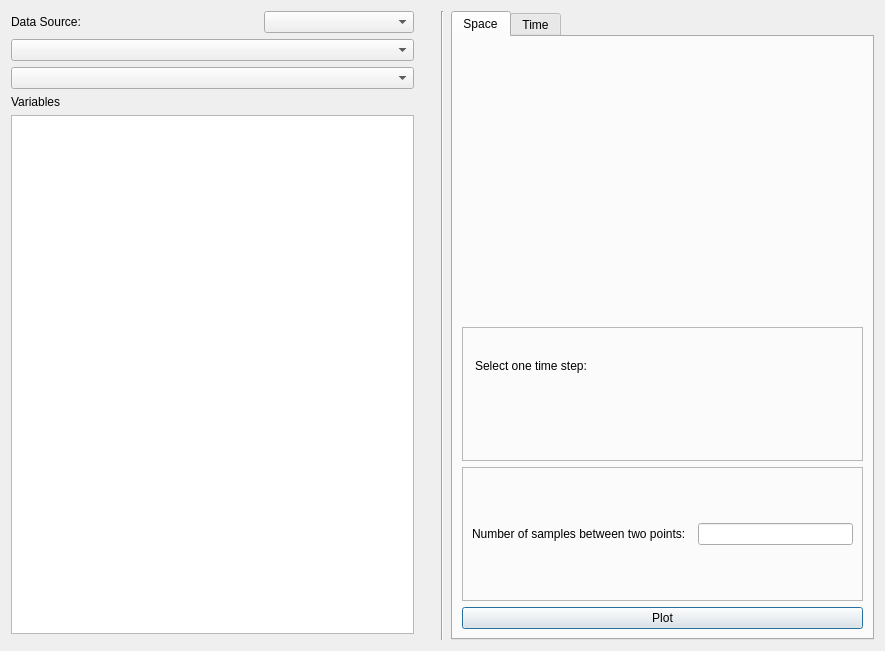
This is apps/vaporgui/plotWindow.ui in StasJ/vapor-formatted as Qt 5 draws it before an edit. The edited form follows.
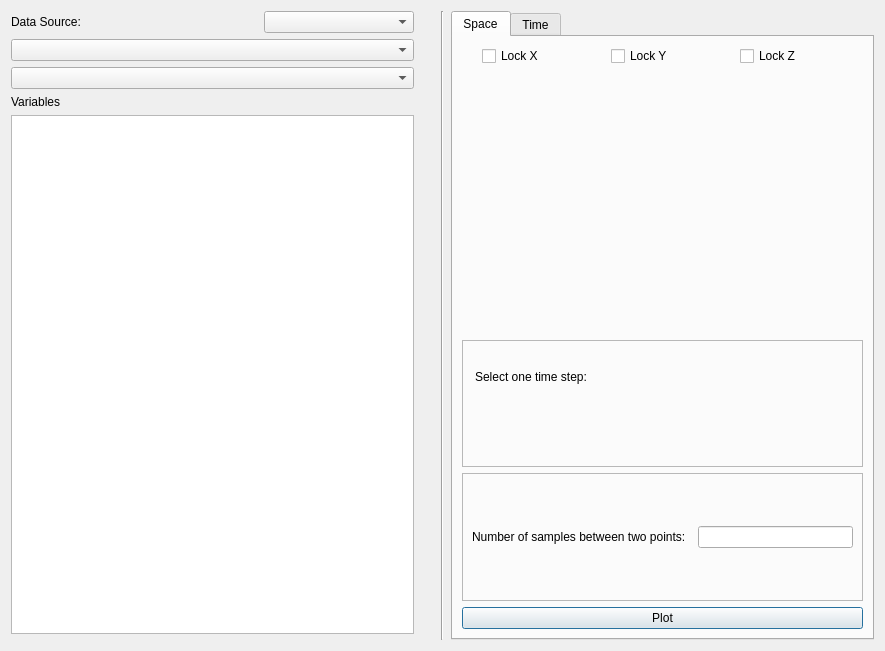
This is the edited form. Custom widgets are drawn as their Qt base class.

Commit message: plot utility finished

The edit to the form file:
```diff
--- a/apps/vaporgui/plotWindow.ui
+++ b/apps/vaporgui/plotWindow.ui
@@ -120,6 +120,34 @@
          <string>Space</string>
         </attribute>
         <layout class="QVBoxLayout" name="verticalLayout_2">
+         <item>
+          <layout class="QHBoxLayout" name="horizontalLayout_3">
+           <property name="leftMargin">
+            <number>20</number>
+           </property>
+           <item>
+            <widget class="QCheckBox" name="xlock">
+             <property name="text">
+              <string>Lock X</string>
+             </property>
+            </widget>
+           </item>
+           <item>
+            <widget class="QCheckBox" name="ylock">
+             <property name="text">
+              <string>Lock Y</string>
+             </property>
+            </widget>
+           </item>
+           <item>
+            <widget class="QCheckBox" name="zlock">
+             <property name="text">
+              <string>Lock Z</string>
+             </property>
+            </widget>
+           </item>
+          </layout>
+         </item>
          <item>
           <widget class="QSinglePoint" name="spaceTabP1" native="true"/>
          </item>
```
The commit also changes 5 other files.
